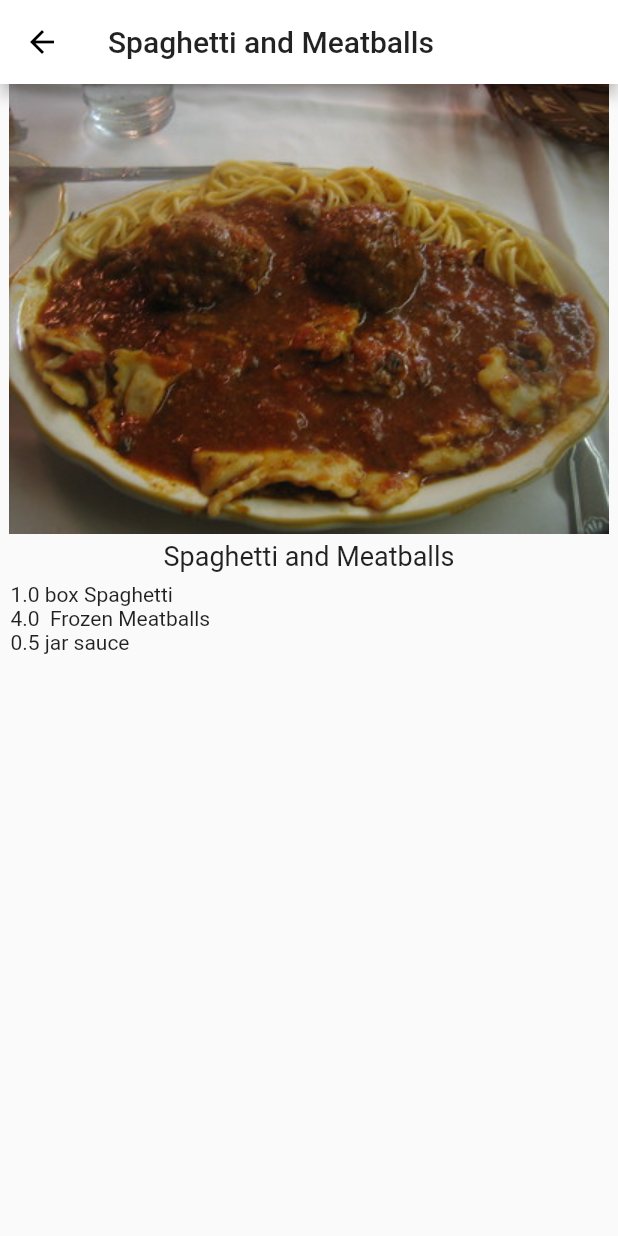
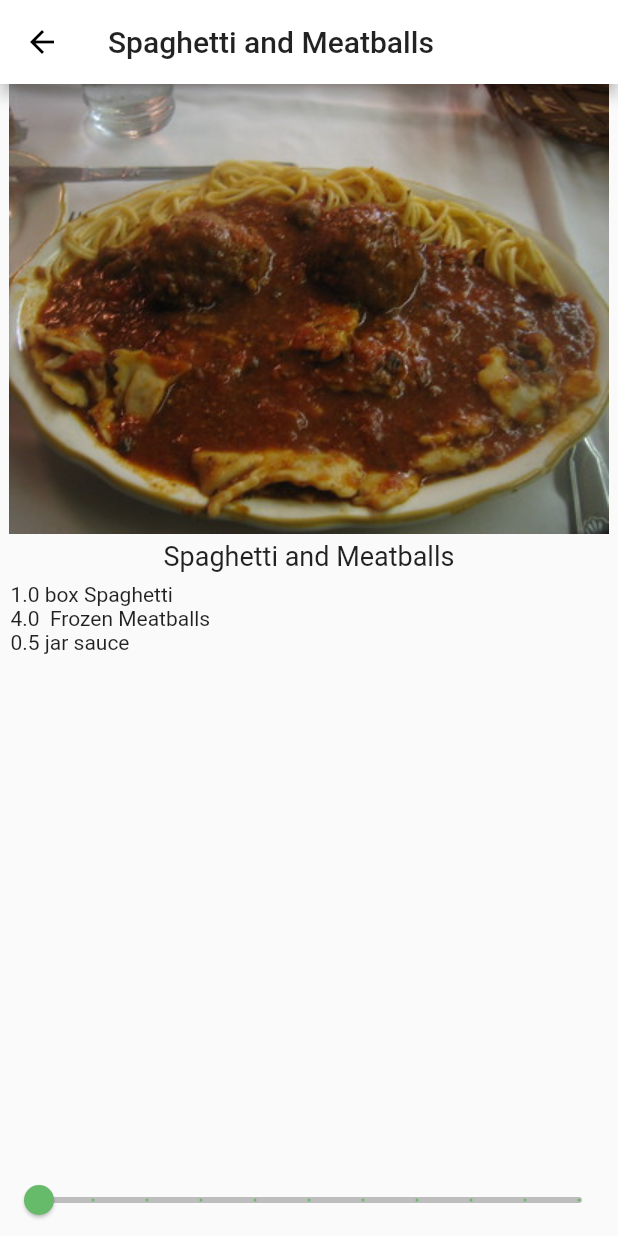
Before and after one commit to dxps/flutter_playground, a Flutter app: the screen it shows after launch, after a tap on "Spaghetti and Meatballs", on a phone screen of 412 x 824 dp. Run offline on Flutter 3.47's test engine with Material 2 defaults, Android fonts, the phone set to English and light mode, and no system bars; our stand-ins replace bloc, file, flutter_bloc, geolocator, get_it, io and 3 more; missing offline and left inert: angel_configuration, angel_framework, angel_http_exception, angel_jael, angel_migration, angel_model and 7 more; accounts and stored records are empty.

Commit message:
recipes | recipe slider servings

```diff
--- a/recipes/lib/recipe_detail.dart
+++ b/recipes/lib/recipe_detail.dart
@@ -11,6 +11,8 @@ class RecipeDetail extends StatefulWidget {
 }
 
 class _RecipeDetailState extends State<RecipeDetail> {
+  int _sliderVal = 1;
+
   @override
   Widget build(BuildContext context) {
     return Scaffold(
@@ -36,9 +38,23 @@ class _RecipeDetailState extends State<RecipeDetail> {
                 itemCount: widget.recipe.ingredients.length,
                 itemBuilder: (context, index) {
                   final ingredient = widget.recipe.ingredients[index];
-                  return Text('${ingredient.quantity} ${ingredient.measure} ${ingredient.name}');
+                  return Text('${ingredient.quantity * _sliderVal} '
+                      '${ingredient.measure} '
+                      '${ingredient.name}');
                 },
               ),
+            ),
+            Slider(
+              min: 1,
+              max: 10,
+              divisions: 10,
+              label: '${_sliderVal * widget.recipe.servings} servings',
+              value: _sliderVal.toDouble(),
+              onChanged: (value) {
+                setState(() => _sliderVal = value.round());
+              },
+              activeColor: Colors.green.shade400,
+              inactiveColor: Colors.grey.shade400,
             ),
           ],
         ),
```
